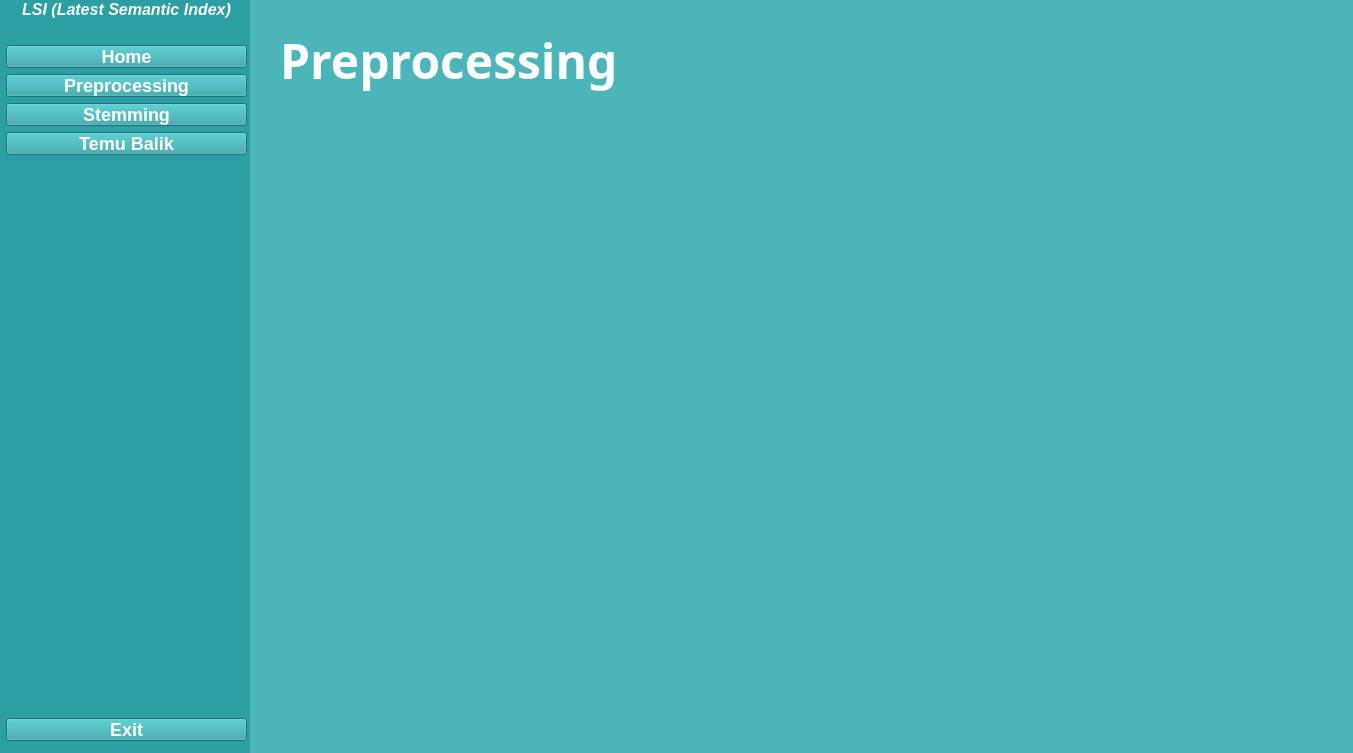
Old version of the form menu.ui in the repository TaffanM/LSI-GUI-DATA-MINING.
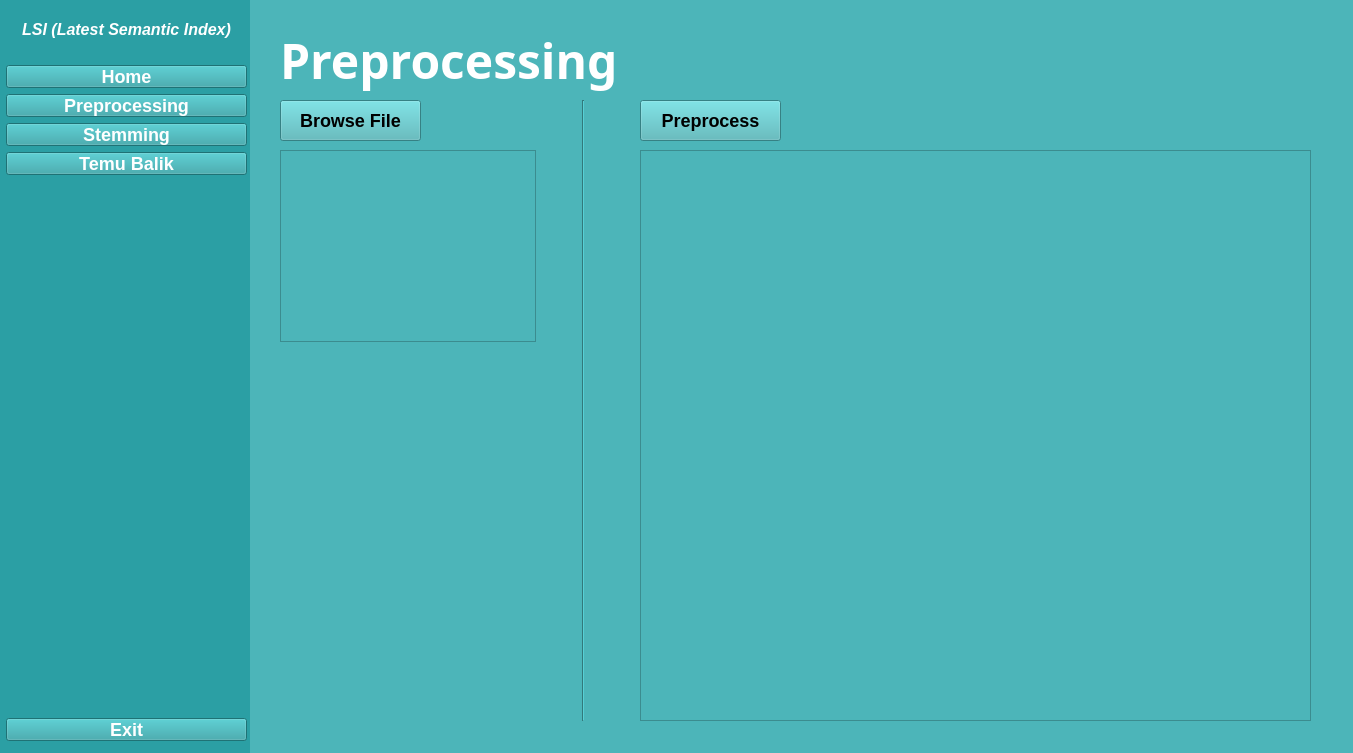
New version of the form. The open tabs and pages were chosen to show the change.

Patch:
```diff
--- a/menu.ui
+++ b/menu.ui
@@ -36,12 +36,16 @@
       <widget class="QLabel" name="label">
        <property name="font">
         <font>
-         <pointsize>12</pointsize>
+         <pointsize>-1</pointsize>
          <weight>75</weight>
          <italic>true</italic>
          <bold>true</bold>
         </font>
        </property>
+       <property name="styleSheet">
+        <string notr="true">margin-top: 20px;
+font-size: 16px;</string>
+       </property>
        <property name="text">
         <string>LSI (Latest Semantic Index)</string>
        </property>
@@ -212,6 +216,81 @@
        <string>Preprocessing</string>
       </property>
      </widget>
+     <widget class="QPushButton" name="pushButton_6">
+      <property name="geometry">
+       <rect>
+        <x>20</x>
+        <y>100</y>
+        <width>161</width>
+        <height>41</height>
+       </rect>
+      </property>
+      <property name="styleSheet">
+       <string notr="true">QPushButton {
+	font-size: 18px;
+	font-family: &quot;Poppins&quot;;
+	font-weight: bold;
+	margin: 0px 10px;
+}</string>
+      </property>
+      <property name="text">
+       <string>Browse File</string>
+      </property>
+     </widget>
+     <widget class="QListView" name="listView_2">
+      <property name="geometry">
+       <rect>
+        <x>30</x>
+        <y>150</y>
+        <width>256</width>
+        <height>192</height>
+       </rect>
+      </property>
+     </widget>
+     <widget class="QPushButton" name="pushButton_7">
+      <property name="geometry">
+       <rect>
+        <x>380</x>
+        <y>100</y>
+        <width>161</width>
+        <height>41</height>
+       </rect>
+      </property>
+      <property name="styleSheet">
+       <string notr="true">QPushButton {
+	font-size: 18px;
+	font-family: &quot;Poppins&quot;;
+	font-weight: bold;
+	margin: 0px 10px;
+}</string>
+      </property>
+      <property name="text">
+       <string>Preprocess</string>
+      </property>
+     </widget>
+     <widget class="QListView" name="listView_3">
+      <property name="geometry">
+       <rect>
+        <x>390</x>
+        <y>150</y>
+        <width>671</width>
+        <height>571</height>
+       </rect>
+      </property>
+     </widget>
+     <widget class="Line" name="line">
+      <property name="geometry">
+       <rect>
+        <x>323</x>
+        <y>100</y>
+        <width>20</width>
+        <height>621</height>
+       </rect>
+      </property>
+      <property name="orientation">
+       <enum>Qt::Vertical</enum>
+      </property>
+     </widget>
     </widget>
     <widget class="QWidget" name="page_5">
      <widget class="QLabel" name="label_4">
```
Left out of the diff: 94 changed lines with no effect on the pictures.
